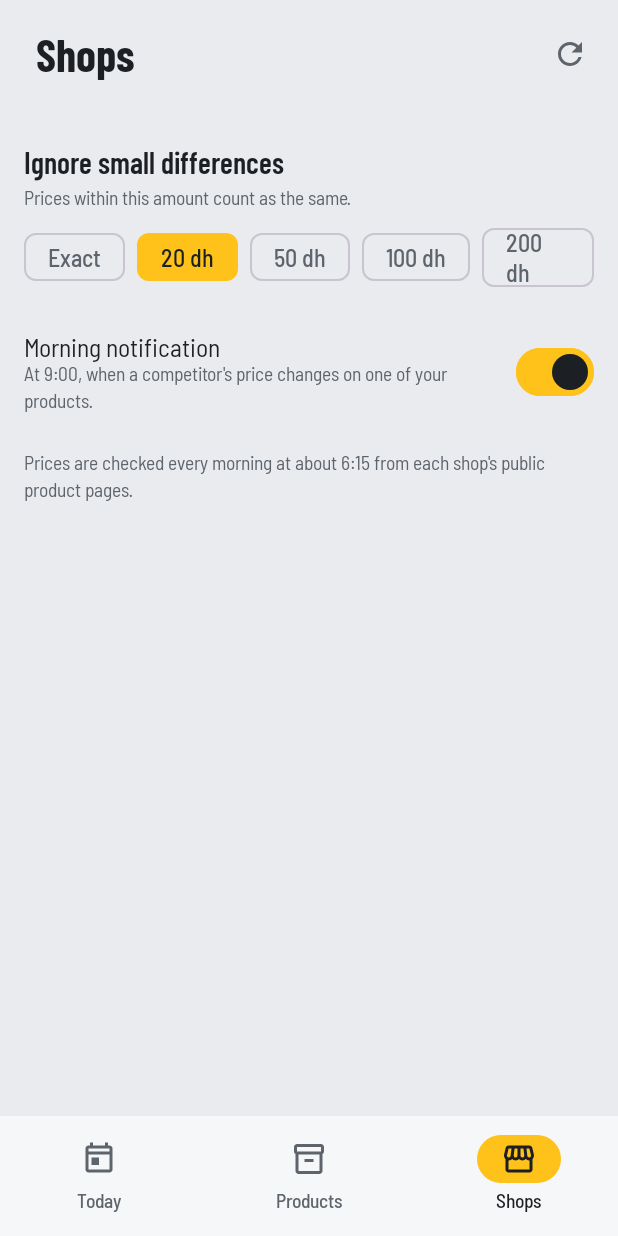
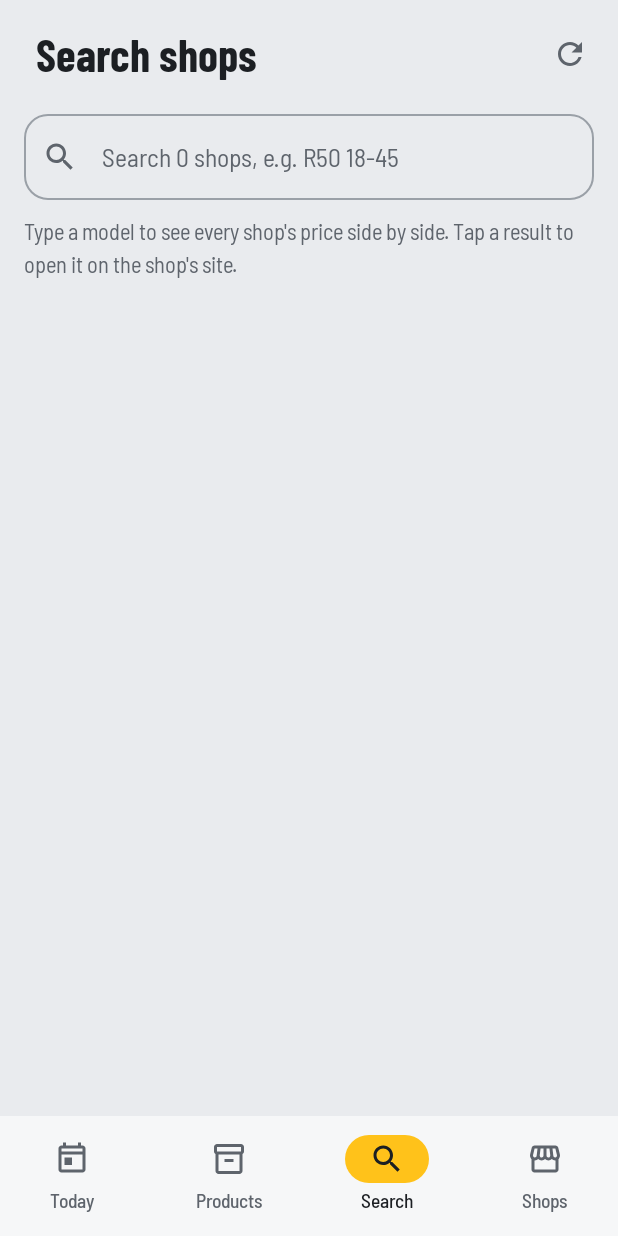
Before and after one commit to techmare/price-watch, an Android app built with Jetpack Compose: the screen it shows after launch (MainActivity), item 3 of the bottom bar chosen, on a phone screen of 412 x 824 dp. Run offline under Robolectric (Android 15) with nearby library versions, the phone set to English and light mode, and no system bars; 2 statements that could not run were skipped.

Commit message:
Search all shops tab, clearer status messages, notice while own prices are missing
Co-Authored-By: Claude Opus 5.5 <noreply@anthropic.com>
Claude-Session: https://claude.ai/code/session_015PhSNZeKijvEKeLYF8XnVz

```diff
--- a/app/src/main/java/com/techmare/pricewatch/MainViewModel.kt
+++ b/app/src/main/java/com/techmare/pricewatch/MainViewModel.kt
@@ -21,6 +21,7 @@ import kotlinx.coroutines.withContext
 data class UiState(
     val loading: Boolean = true,
     val offline: Boolean = false,
+    val notReady: Boolean = false,
     val snapshot: Snapshot? = null,
     val comparisons: List<Comparison> = emptyList(),
     val changes: List<Change> = emptyList(),
@@ -46,8 +47,9 @@ class MainViewModel(app: Application) : AndroidViewModel(app) {
     fun refresh() {
         _state.value = _state.value.copy(loading = true)
         viewModelScope.launch {
-            val ok = withContext(Dispatchers.IO) { repo.refresh() }
-            recompute(loading = false, offline = !ok)
+            val r = withContext(Dispatchers.IO) { repo.refresh() }
+            _state.value = _state.value.copy(notReady = r == Repository.Fetch.NOT_READY)
+            recompute(loading = false, offline = r == Repository.Fetch.OFFLINE)
         }
     }
 
--- a/app/src/main/java/com/techmare/pricewatch/PriceWorker.kt
+++ b/app/src/main/java/com/techmare/pricewatch/PriceWorker.kt
@@ -32,7 +32,11 @@ class PriceWorker(context: Context, params: WorkerParameters) : CoroutineWorker(
     override suspend fun doWork(): Result {
         val repo = Repository(applicationContext)
         val prefs = Prefs(applicationContext)
-        if (!repo.refresh()) return Result.retry()
+        when (repo.refresh()) {
+            Repository.Fetch.OFFLINE -> return Result.retry()
+            Repository.Fetch.NOT_READY -> return Result.success()
+            Repository.Fetch.OK -> {}
+        }
         val snap = repo.snapshot() ?: return Result.success()
         if (snap.generated == prefs.lastNotified) return Result.success()
 
--- a/app/src/main/java/com/techmare/pricewatch/data/Repository.kt
+++ b/app/src/main/java/com/techmare/pricewatch/data/Repository.kt
@@ -18,31 +18,38 @@ class Repository(private val context: Context) {
 
     private val dir = File(context.filesDir, "data").apply { mkdirs() }
 
-    /** Fetches fresh files. Returns false when offline; cached files stay usable. */
-    fun refresh(): Boolean {
-        var ok = true
+    enum class Fetch { OK, NOT_READY, OFFLINE }
+
+    /** Fetches fresh files; cached files stay usable when this fails. */
+    fun refresh(): Fetch {
+        var result = Fetch.OK
         for (name in listOf("latest.json", "changes.json", "history.json")) {
-            val bytes = download("$BASE/$name") ?: run { ok = false; null } ?: continue
+            val (code, bytes) = download("$BASE/$name")
+            if (bytes == null) {
+                if (result == Fetch.OK) result = if (code == 404) Fetch.NOT_READY else Fetch.OFFLINE
+                continue
+            }
             File(dir, "$name.tmp").apply { writeBytes(bytes); renameTo(File(dir, name)) }
         }
         historyCache = null
-        return ok
+        return result
     }
 
     fun hasCache() = File(dir, "latest.json").exists()
 
-    private fun download(url: String): ByteArray? = try {
+    private fun download(url: String): Pair<Int, ByteArray?> = try {
         val c = URL("$url?t=${System.currentTimeMillis() / 300_000}").openConnection() as HttpURLConnection
         c.connectTimeout = 15_000
         c.readTimeout = 60_000
         c.setRequestProperty("Accept-Encoding", "gzip")
         try {
-            if (c.responseCode != 200) null else {
+            val code = c.responseCode
+            if (code != 200) code to null else {
                 val stream = if ("gzip".equals(c.contentEncoding, true)) java.util.zip.GZIPInputStream(c.inputStream) else c.inputStream
-                stream.use { it.readBytes() }
+                code to stream.use { it.readBytes() }
             }
         } finally { c.disconnect() }
-    } catch (e: Exception) { null }
+    } catch (e: Exception) { 0 to null }
 
     private fun read(name: String): String? = File(dir, name).takeIf { it.exists() }?.readText()
 
--- a/app/src/main/java/com/techmare/pricewatch/ui/App.kt
+++ b/app/src/main/java/com/techmare/pricewatch/ui/App.kt
@@ -13,6 +13,7 @@ import androidx.compose.material.icons.Icons
 import androidx.compose.material.icons.automirrored.outlined.ArrowBack
 import androidx.compose.material.icons.outlined.Inventory2
 import androidx.compose.material.icons.outlined.Refresh
+import androidx.compose.material.icons.outlined.Search
 import androidx.compose.material.icons.outlined.Storefront
 import androidx.compose.material.icons.outlined.Today
 import androidx.compose.material3.CircularProgressIndicator
@@ -42,6 +43,7 @@ import com.techmare.pricewatch.MainViewModel
 enum class Tab(val label: String, val title: String, val icon: ImageVector) {
     TODAY("Today", "Price Watch", Icons.Outlined.Today),
     PRODUCTS("Products", "Your products", Icons.Outlined.Inventory2),
+    SEARCH("Search", "Search shops", Icons.Outlined.Search),
     SHOPS("Shops", "Shops", Icons.Outlined.Storefront),
 }
 
@@ -100,7 +102,9 @@ fun App(vm: MainViewModel) {
                         onOpen = { openUrl = it.own.url },
                         onShops = { tab = Tab.SHOPS },
                         onSeeAll = { productFilter = Filter.CHEAPER; tab = Tab.PRODUCTS },
+                        onSearch = { tab = Tab.SEARCH },
                     )
+                    tab == Tab.SEARCH -> MarketScreen(state)
                     tab == Tab.PRODUCTS -> ProductsScreen(state, productFilter) { openUrl = it.own.url }
                     else -> ShopsScreen(vm, state)
                 }
--- /dev/null
+++ b/app/src/main/java/com/techmare/pricewatch/ui/MarketScreen.kt
@@ -0,0 +1,85 @@
+package com.techmare.pricewatch.ui
+
+import androidx.compose.foundation.clickable
+import androidx.compose.foundation.layout.Column
+import androidx.compose.foundation.layout.PaddingValues
+import androidx.compose.foundation.layout.fillMaxWidth
+import androidx.compose.foundation.layout.padding
+import androidx.compose.foundation.lazy.LazyColumn
+import androidx.compose.foundation.lazy.itemsIndexed
+import androidx.compose.foundation.shape.RoundedCornerShape
+import androidx.compose.material.icons.Icons
+import androidx.compose.material.icons.outlined.Search
+import androidx.compose.material3.HorizontalDivider
+import androidx.compose.material3.Icon
+import androidx.compose.material3.MaterialTheme
+import androidx.compose.material3.OutlinedTextField
+import androidx.compose.material3.Text
+import androidx.compose.runtime.Composable
+import androidx.compose.runtime.getValue
+import androidx.compose.runtime.mutableStateOf
+import androidx.compose.runtime.remember
+import androidx.compose.runtime.saveable.rememberSaveable
+import androidx.compose.runtime.setValue
+import androidx.compose.ui.Modifier
+import androidx.compose.ui.platform.LocalContext
+import androidx.compose.ui.unit.dp
+import com.techmare.pricewatch.UiState
+import com.techmare.pricewatch.core.Compare
+
+/**
+ * Search every competitor's catalogue at once, cheapest first.
+ * Useful on its own, and the main view until your own prices are connected.
+ */
+@Composable
+fun MarketScreen(state: UiState, header: (@Composable () -> Unit)? = null) {
+    val c = LocalAppColors.current
+    val context = LocalContext.current
+    var query by rememberSaveable { mutableStateOf("") }
+    val snap = state.snapshot
+    val shops = snap?.competitors?.filter { it.id !in state.excluded && it.products.isNotEmpty() }.orEmpty()
+    val results = remember(query, snap, state.excluded) {
+        if (snap == null || query.trim().length < 2) emptyList()
+        else Compare.search(snap, query, limit = 200).filter { it.siteId !in state.excluded }
+            .sortedWith(compareBy({ !it.inStock }, { it.price }))
+    }
+
+    LazyColumn(contentPadding = PaddingValues(horizontal = 16.dp, vertical = 8.dp)) {
+        if (header != null) item { header() }
+        item {
+            OutlinedTextField(
+                value = query, onValueChange = { query = it },
+                modifier = Modifier.fillMaxWidth().padding(vertical = 4.dp),
+                placeholder = { Text("Search ${shops.size} shops, e.g. R50 18-45") },
+                leadingIcon = { Icon(Icons.Outlined.Search, null) },
+                singleLine = true, shape = RoundedCornerShape(16.dp),
+            )
+        }
+        if (query.trim().length >= 2) {
+            item {
+                Text(
+                    if (results.isEmpty()) "No product found with those words." else "${results.size} results, cheapest first",
+                    Modifier.padding(vertical = 8.dp), style = MaterialTheme.typography.bodySmall, color = c.muted,
+                )
+            }
+            itemsIndexed(results, key = { _, o -> o.url }) { i, o ->
+                Column(Modifier.clickable { openUrl(context, o.url) }) {
+                    ProductLine(
+                        name = o.name,
+                        sub = o.siteName + if (!o.inStock) ", out of stock" else "",
+                        right = dh(o.price), rightColor = if (o.inStock) c.ink else c.muted,
+                        rightSub = o.regular?.let { "was ${dh(it)}" },
+                    )
+                }
+                if (i < results.lastIndex) HorizontalDivider(color = c.rule)
+            }
+        } else {
+            item {
+                Text(
+                    "Type a model to see every shop's price side by side. Tap a result to open it on the shop's site.",
+                    Modifier.padding(vertical = 8.dp), style = MaterialTheme.typography.bodyMedium, color = c.muted,
+                )
+            }
+        }
+    }
+}
--- a/app/src/main/java/com/techmare/pricewatch/ui/ProductsScreen.kt
+++ b/app/src/main/java/com/techmare/pricewatch/ui/ProductsScreen.kt
@@ -78,7 +78,7 @@ fun ProductsScreen(state: UiState, initialFilter: Filter, onOpen: (Comparison) -
         }
         if (shown.isEmpty()) {
             Text(
-                if (comps.isEmpty()) "No products yet. Your prices are read from midoxshop.ma each morning."
+                if (comps.isEmpty()) "Your products appear here once your own prices are connected. Until then, use Search to compare competitor prices."
                 else "Nothing here.",
                 Modifier.padding(24.dp), color = c.muted,
             )
```
Also changed, not shown: app/src/main/java/com/techmare/pricewatch/ui/TodayScreen.kt (+18 -4 lines).
